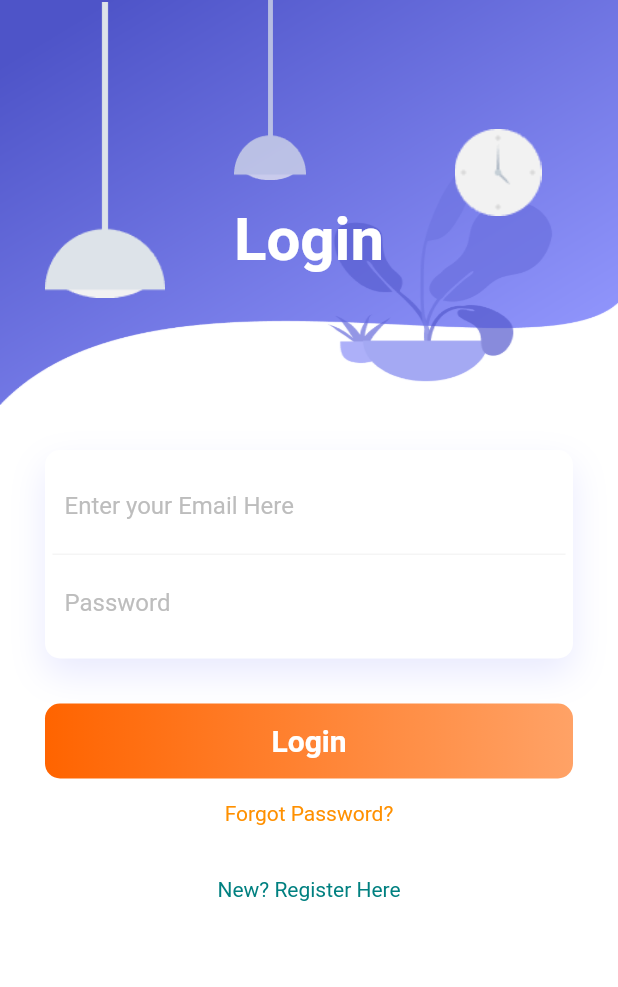
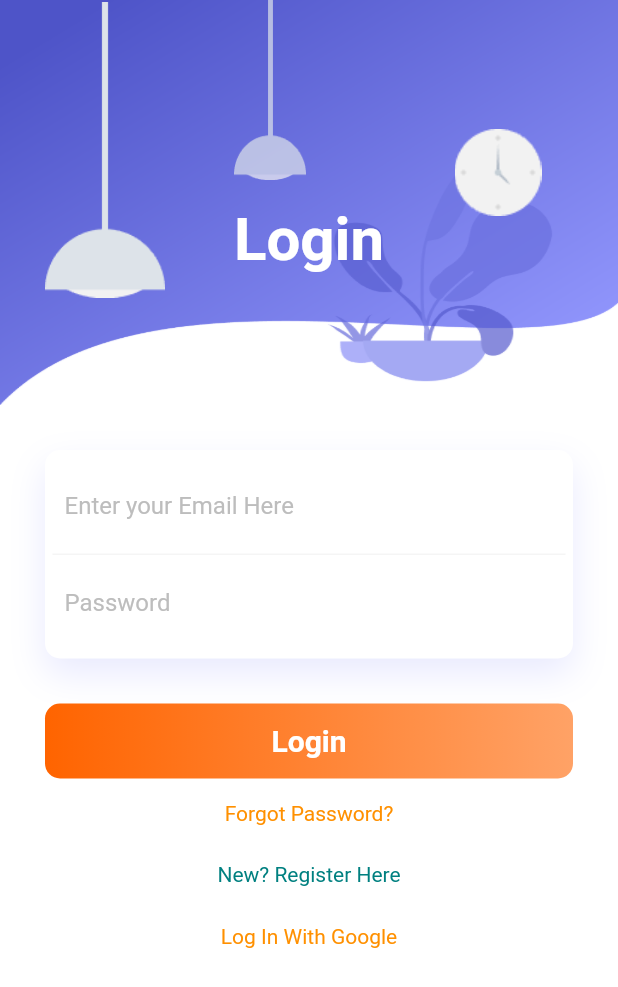
Before and after one commit to badal-ag/appui, a Flutter app: the screen it shows after launch, on a phone screen of 412 x 824 dp. Shown: the top 987 px of the screen. Run offline on Flutter 3.47's test engine with Material 2 defaults, Android fonts, the phone set to English and light mode, and no system bars; our stand-ins replace font_awesome_flutter, simple_animations.

Commit message:
Minor Fixes

```diff
--- a/lib/Login.dart
+++ b/lib/Login.dart
@@ -11,9 +11,11 @@ class _LoginState extends State<Login> {
   Widget build(BuildContext context) {
     return Scaffold(
       backgroundColor: Colors.white,
-      body: Container(
+      body: SingleChildScrollView(
         child: Column(
           children: <Widget>[
+            //Images
+
             Container(
                 height: 270,
                 decoration: BoxDecoration(
@@ -101,6 +103,8 @@ class _LoginState extends State<Login> {
                         ]),
                     child: Column(
                       children: <Widget>[
+                        //Email
+
                         Container(
                           padding: EdgeInsets.all(8.0),
                           decoration: BoxDecoration(
@@ -114,6 +118,9 @@ class _LoginState extends State<Login> {
                                 hintStyle: TextStyle(color: Colors.grey[400])),
                           ),
                         ),
+
+                        //Password
+
                         Container(
                           padding: EdgeInsets.all(8.0),
                           child: TextField(
@@ -129,6 +136,9 @@ class _LoginState extends State<Login> {
                   SizedBox(
                     height: 30,
                   ),
+
+                  //Login Button
+
                   FadeAnimation(
                       2,
                       Container(
@@ -152,6 +162,9 @@ class _LoginState extends State<Login> {
                   SizedBox(
                     height: 15,
                   ),
+
+                  //Forgot Password
+
                   FadeAnimation(
                     1.5,
                     Text(
@@ -160,13 +173,28 @@ class _LoginState extends State<Login> {
                     ),
                   ),
                   SizedBox(
-                    height: 35,
+                    height: 25,
                   ),
+
+                  //New? Register Here
+
                   FadeAnimation(
                     1.7,
                     Text(
                       "New? Register Here",
                       style: TextStyle(color: Color.fromRGBO(0, 128, 128, 1)),
+                    ),
+                  ),
+                  SizedBox(
+                    height: 25,
+                  ),
+                  // Log In With Google TODO
+                  //TODO
+                  FadeAnimation(
+                    1.7,
+                    Text(
+                      "Log In With Google",
+                      style: TextStyle(color: Color.fromRGBO(255, 144, 0, 1)),
                     ),
                   ),
                 ],
--- a/lib/Register.dart
+++ b/lib/Register.dart
@@ -14,6 +14,8 @@ class _RegisterState extends State<Register> {
       body: SingleChildScrollView(
         child: Column(
           children: <Widget>[
+            //Images
+
             Container(
                 height: 270,
                 decoration: BoxDecoration(
@@ -65,6 +67,8 @@ class _RegisterState extends State<Register> {
                         ),
                       ),
                     ),
+                    //Register Text on Top
+
                     Positioned(
                       child: FadeAnimation(
                         2,
@@ -92,7 +96,7 @@ class _RegisterState extends State<Register> {
                     padding: EdgeInsets.all(5),
                     decoration: BoxDecoration(
                         color: Colors.white,
-                        borderRadius: BorderRadius.circular(10),
+                        borderRadius: BorderRadius.circular(15),
                         boxShadow: [
                           BoxShadow(
                               color: Color.fromRGBO(143, 148, 251, .2),
@@ -101,6 +105,8 @@ class _RegisterState extends State<Register> {
                         ]),
                     child: Column(
                       children: <Widget>[
+                        //Name
+
                         Container(
                           padding: EdgeInsets.all(8.0),
                           decoration: BoxDecoration(
@@ -114,6 +120,9 @@ class _RegisterState extends State<Register> {
                                 hintStyle: TextStyle(color: Colors.grey[400])),
                           ),
                         ),
+
+                        //Email
+
                         Container(
                           padding: EdgeInsets.all(8.0),
                           child: TextField(
@@ -123,6 +132,9 @@ class _RegisterState extends State<Register> {
                                 hintStyle: TextStyle(color: Colors.grey[400])),
                           ),
                         ),
+
+                        //Mobile Number
+
                         Container(
                           padding: EdgeInsets.all(8.0),
                           child: TextField(
@@ -132,6 +144,9 @@ class _RegisterState extends State<Register> {
                                 hintStyle: TextStyle(color: Colors.grey[400])),
                           ),
                         ),
+
+                        //Referral Code
+
                         Container(
                           padding: EdgeInsets.all(8.0),
                           decoration: BoxDecoration(
@@ -145,6 +160,9 @@ class _RegisterState extends State<Register> {
                                 hintStyle: TextStyle(color: Colors.grey[400])),
                           ),
                         ),
+
+                        //Enter Password
+
                         Container(
                           padding: EdgeInsets.all(8.0),
                           child: TextField(
@@ -154,6 +172,9 @@ class _RegisterState extends State<Register> {
                                 hintStyle: TextStyle(color: Colors.grey[400])),
                           ),
                         ),
+
+                        //Confirm Password
+
                         Container(
                           padding: EdgeInsets.all(8.0),
                           child: TextField(
@@ -169,6 +190,9 @@ class _RegisterState extends State<Register> {
                   SizedBox(
                     height: 30,
                   ),
+
+                  //Register Button
+
                   FadeAnimation(
                       2,
                       Container(
@@ -192,6 +216,9 @@ class _RegisterState extends State<Register> {
                   SizedBox(
                     height: 15,
                   ),
+
+                  //Already a Member? Login Here
+
                   FadeAnimation(
                     1.7,
                     Text(
--- a/lib/main.dart
+++ b/lib/main.dart
@@ -18,7 +18,7 @@ class HomePage extends StatelessWidget {
       body: Stack(
         children: <Widget>[
           Login(),
-          /*   DrawerScreen(),
+          /* DrawerScreen(),
           HomeScreen(),
           Register(),*/
         ],
```
